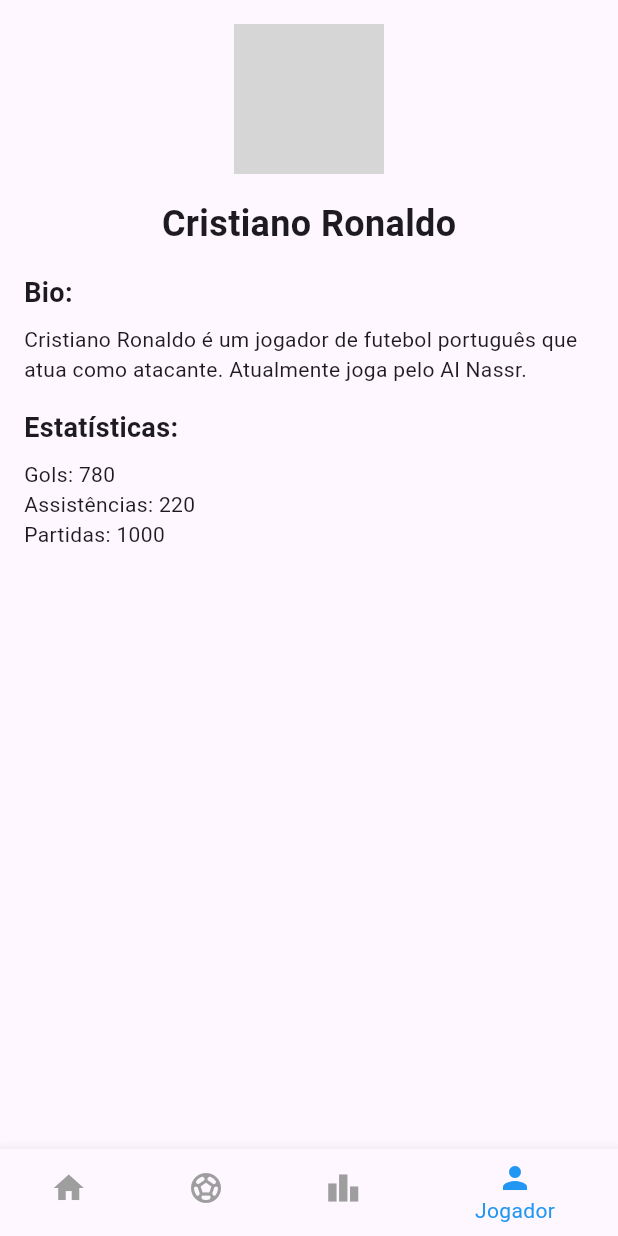
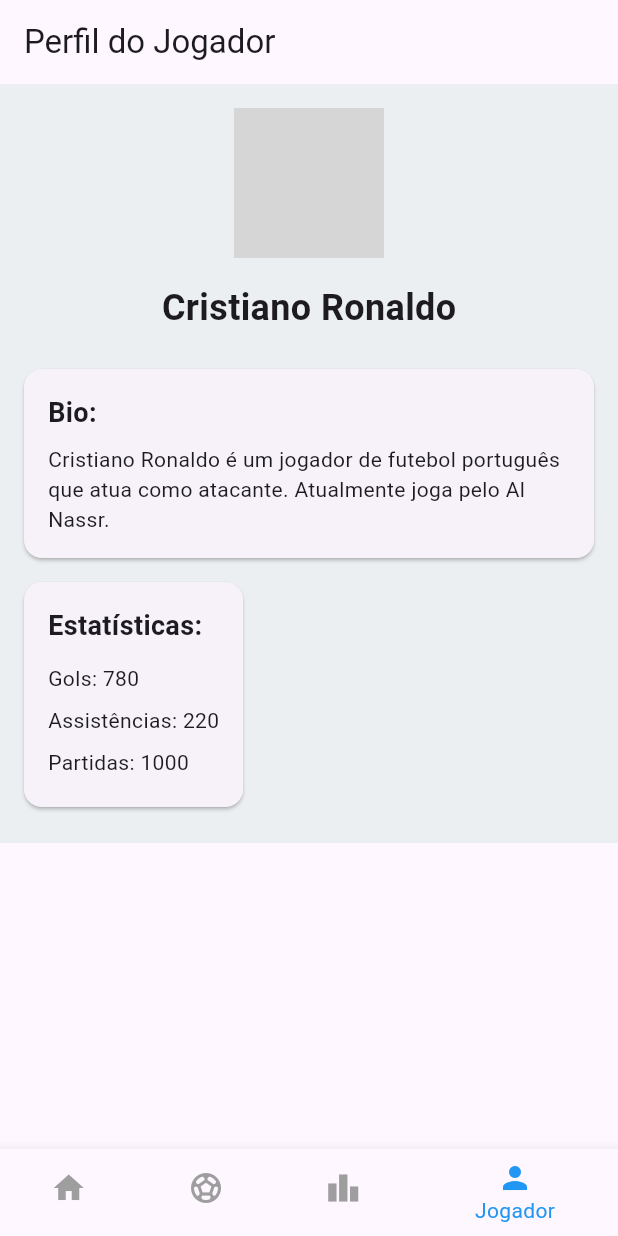
Before and after one commit to diogoscastro/isport_flutter, a Flutter app: the screen it shows after launch, item 4 of the bottom bar chosen, on a phone screen of 412 x 824 dp. Run offline on Flutter 3.47's test engine with Material 3 defaults, Android fonts, the phone set to English and light mode, and no system bars; network calls fail; grey boxes are pictures that could not be loaded.

Commit message:
melhorias no design player_profile_page

```diff
--- a/lib/main.dart
+++ b/lib/main.dart
@@ -19,12 +19,9 @@ class MyApp extends StatelessWidget {
       title: 'Notícias de Futebol',
       theme: ThemeData(
         primarySwatch: Colors.blue,
-        // Defina a cor dos ícones não selecionados na barra de navegação inferior
-        // e o tamanho dos ícones não selecionados
-        bottomNavigationBarTheme: BottomNavigationBarThemeData(
-          unselectedItemColor: Colors.grey, // Cor dos ícones não selecionados
-          unselectedIconTheme:
-              IconThemeData(size: 24), // Tamanho dos ícones não selecionados
+        bottomNavigationBarTheme: const BottomNavigationBarThemeData(
+          unselectedItemColor: Colors.grey,
+          unselectedIconTheme: IconThemeData(size: 24),
         ),
       ),
       home: const MainPage(),
@@ -42,11 +39,11 @@ class MainPage extends StatefulWidget {
 class _MainPageState extends State<MainPage> {
   int _selectedIndex = 0;
 
-  static const List<Widget> _widgetOptions = <Widget>[
-    HomePage(),
-    ResultsPage(),
-    StandingsPage(),
-    PlayerProfilePage(
+  static final List<Widget> _widgetOptions = <Widget>[
+    const HomePage(),
+    const ResultsPage(),
+    const StandingsPage(),
+    const PlayerProfilePage(
       playerName: 'Cristiano Ronaldo',
       playerImage:
           'https://upload.wikimedia.org/wikipedia/commons/8/8c/Cristiano_Ronaldo_2018.jpg',
--- a/lib/services/api_service.dart
+++ b/lib/services/api_service.dart
@@ -5,7 +5,7 @@ import '../models/game.dart';
 
 class ApiService {
   final String apiUrlNews = 'https://localhost:7135/api/News';
-  final String apiUrlGames = 'https://localhost:7135/api/Games';
+  final String apiUrlGames = 'https://localhost:7135/api/Games/games';
 
   Future<List<Noticia>> fetchNoticias(String categoria) async {
     final response = await http.get(Uri.parse('$apiUrlNews'));
--- a/lib/views/player_profile_page.dart
+++ b/lib/views/player_profile_page.dart
@@ -18,8 +18,14 @@ class PlayerProfilePage extends StatelessWidget {
 
   @override
   Widget build(BuildContext context) {
-    return Padding(
+    return Scaffold(
+      appBar: AppBar(
+        title: const Text('Perfil do Jogador'),
+      ),
+      body: Container(
+        color: Colors.blueGrey[50],
         padding: const EdgeInsets.all(16.0),
+        child: SingleChildScrollView(
           child: Column(
             crossAxisAlignment: CrossAxisAlignment.start,
             children: [
@@ -33,26 +39,61 @@ class PlayerProfilePage extends StatelessWidget {
               Center(
                 child: Text(
                   playerName,
-              style: const TextStyle(fontSize: 24, fontWeight: FontWeight.bold),
+                  style: const TextStyle(
+                    fontSize: 24,
+                    fontWeight: FontWeight.bold,
+                  ),
                 ),
               ),
               const SizedBox(height: 16),
-          Text(
+              Card(
+                margin: const EdgeInsets.symmetric(vertical: 8),
+                child: Padding(
+                  padding: const EdgeInsets.all(16.0),
+                  child: Column(
+                    crossAxisAlignment: CrossAxisAlignment.start,
+                    children: [
+                      const Text(
                         'Bio:',
-            style: TextStyle(fontSize: 18, fontWeight: FontWeight.bold),
+                        style: TextStyle(
+                          fontSize: 18,
+                          fontWeight: FontWeight.bold,
+                        ),
                       ),
                       const SizedBox(height: 8),
                       Text(playerBio),
-          const SizedBox(height: 16),
-          Text(
+                    ],
+                  ),
+                ),
+              ),
+              Card(
+                margin: const EdgeInsets.symmetric(vertical: 8),
+                child: Padding(
+                  padding: const EdgeInsets.all(16.0),
+                  child: Column(
+                    crossAxisAlignment: CrossAxisAlignment.start,
+                    children: [
+                      const Text(
                         'Estatísticas:',
-            style: TextStyle(fontSize: 18, fontWeight: FontWeight.bold),
+                        style: TextStyle(
+                          fontSize: 18,
+                          fontWeight: FontWeight.bold,
+                        ),
                       ),
                       const SizedBox(height: 8),
-          ...playerStats.entries
-              .map((entry) => Text('${entry.key}: ${entry.value}'))
-              .toList(),
+                      ...playerStats.entries.map(
+                        (entry) => Padding(
+                          padding: const EdgeInsets.symmetric(vertical: 4.0),
+                          child: Text('${entry.key}: ${entry.value}'),
+                        ),
+                      ),
                     ],
+                  ),
+                ),
+              ),
+            ],
+          ),
+        ),
       ),
     );
   }
--- a/pubspec.yaml
+++ b/pubspec.yaml
@@ -31,8 +31,7 @@ dependencies:
   flutter:
     sdk: flutter
   http: ^1.2.1
-url_launcher:
-  ^6.0.20
+  url_launcher: ^6.0.20
   # The following adds the Cupertino Icons font to your application.
   # Use with the CupertinoIcons class for iOS style icons.
 
```
Also changed, not shown: lib/views/news_page.dart (+58 -17 lines), pubspec.lock. Lines whose indentation alone changed are shown as unchanged.
